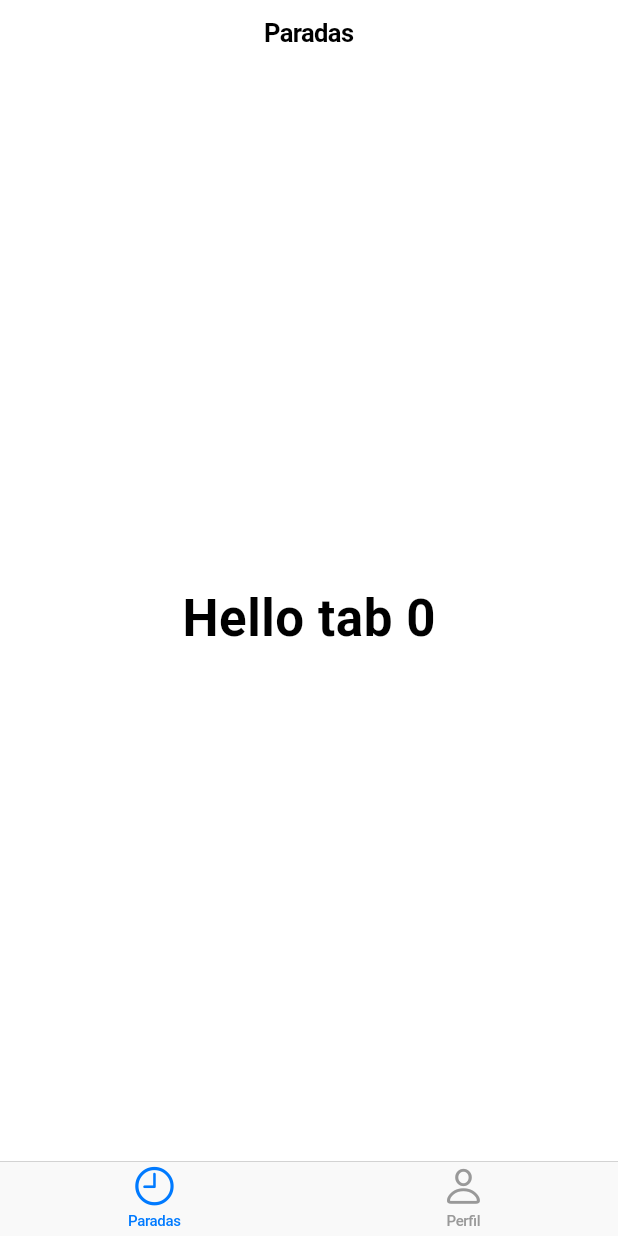
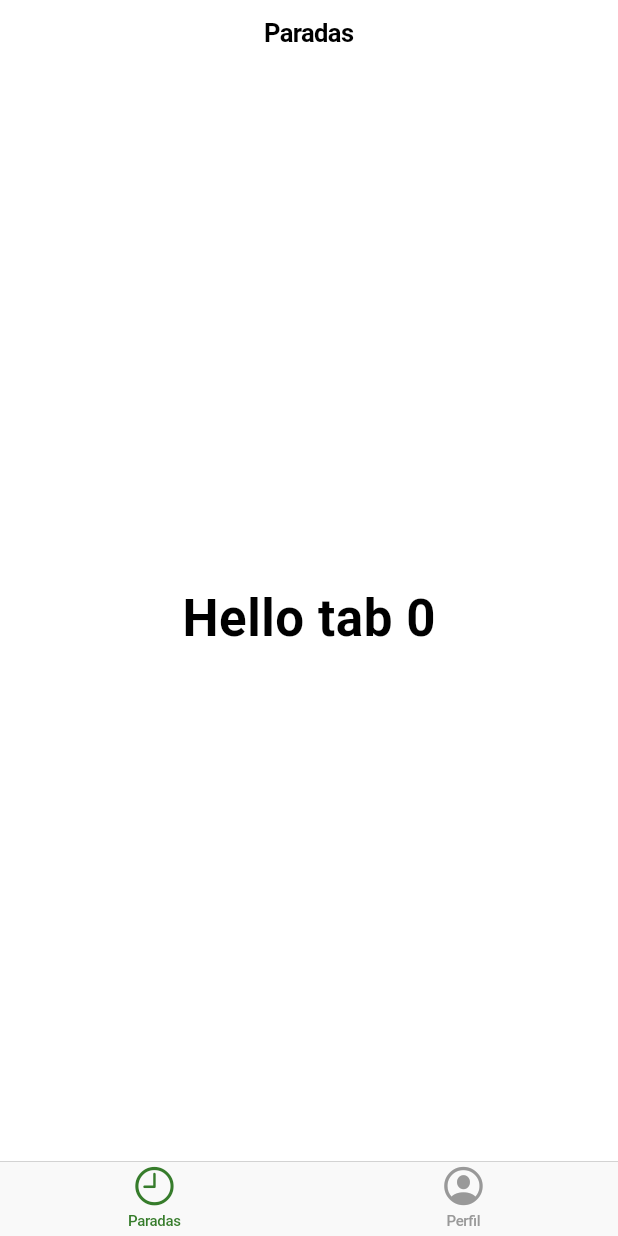
Before and after one commit to fauveljoaomurilop/Apontamentos-iOS, a Flutter app: the screen it shows after launch, on a phone screen of 412 x 824 dp. Run offline on Flutter 3.47's test engine with Material 2 defaults, Android fonts, the phone set to English and light mode, and no system bars.

Commit message:
added JD green primary color

```diff
--- a/lib/main.dart
+++ b/lib/main.dart
@@ -9,7 +9,9 @@ class ApontamentosApp extends StatelessWidget {
   @override
   Widget build(BuildContext context) {
     return const CupertinoApp(
-      theme: CupertinoThemeData(),
+      theme: CupertinoThemeData(
+        primaryColor: Color(0xFF367C2B),
+      ),
       home: HomeScreen(),
     );
   }
--- a/lib/screens/home.dart
+++ b/lib/screens/home.dart
@@ -13,7 +13,7 @@ class HomeScreen extends StatelessWidget {
               label: 'Paradas',
             ),
             BottomNavigationBarItem(
-              icon: Icon(CupertinoIcons.person),
+              icon: Icon(CupertinoIcons.profile_circled),
               label: 'Perfil',
             ),
           ],
```
